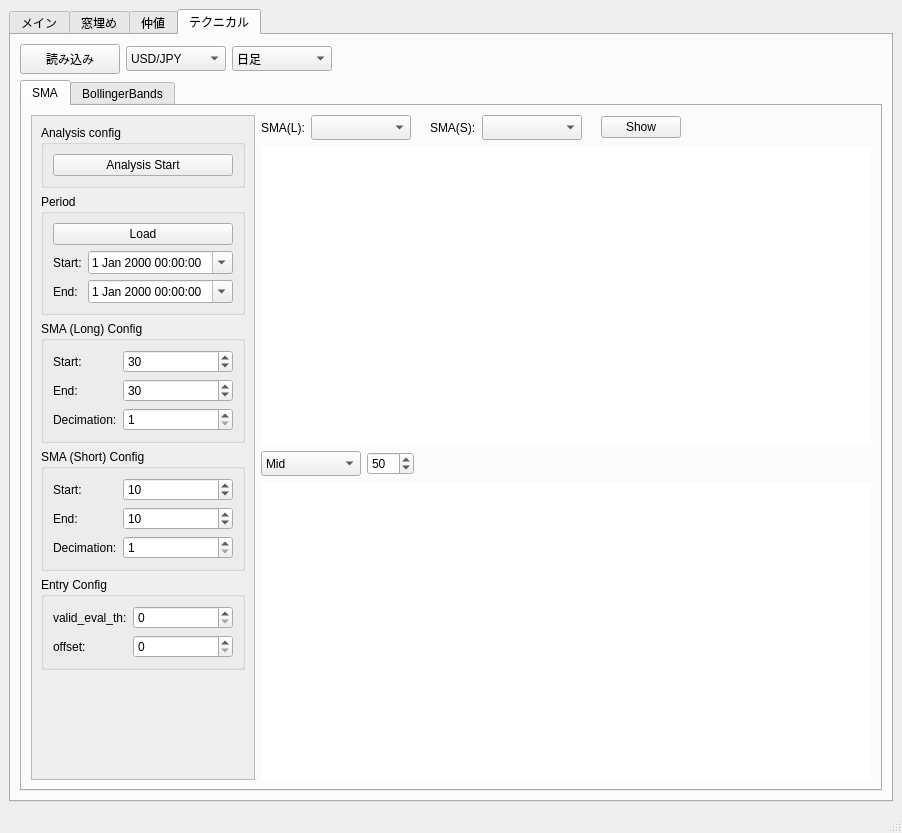
The window that trade_monitor/trade_monitor/gui_monitor.ui (takkin-takilog/namake-trader) describes before a commit, drawn with Qt 5.
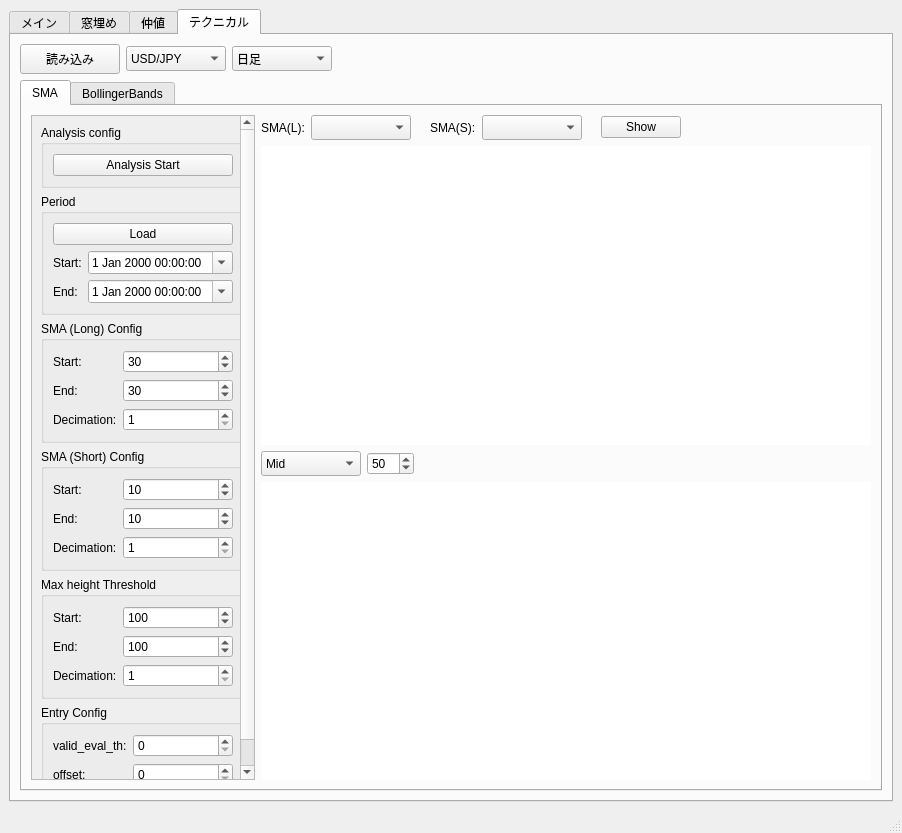
The same window after the commit.

Commit message: [add]plofit_th

Diff of the .ui file:
```diff
--- a/trade_monitor/trade_monitor/gui_monitor.ui
+++ b/trade_monitor/trade_monitor/gui_monitor.ui
@@ -611,9 +611,9 @@
                  <property name="geometry">
                   <rect>
                    <x>0</x>
-                   <y>0</y>
+                   <y>-136</y>
                    <width>238</width>
-                   <height>624</height>
+                   <height>760</height>
                   </rect>
                  </property>
                  <layout class="QVBoxLayout" name="verticalLayout_8">
@@ -905,6 +905,114 @@
                     </layout>
                    </widget>
                   </item>
+                  <item>
+                   <widget class="QGroupBox" name="groupBox_14">
+                    <property name="sizePolicy">
+                     <sizepolicy hsizetype="Preferred" vsizetype="Maximum">
+                      <horstretch>0</horstretch>
+                      <verstretch>0</verstretch>
+                     </sizepolicy>
+                    </property>
+                    <property name="title">
+                     <string>Max height Threshold</string>
+                    </property>
+                    <layout class="QGridLayout" name="gridLayout_14">
+                     <item row="1" column="0">
+                      <widget class="QLabel" name="label_24">
+                       <property name="sizePolicy">
+                        <sizepolicy hsizetype="Maximum" vsizetype="Preferred">
+                         <horstretch>0</horstretch>
+                         <verstretch>0</verstretch>
+                        </sizepolicy>
+                       </property>
+                       <property name="text">
+                        <string>End:</string>
+                       </property>
+                      </widget>
+                     </item>
+                     <item row="2" column="0">
+                      <widget class="QLabel" name="label_32">
+                       <property name="sizePolicy">
+                        <sizepolicy hsizetype="Maximum" vsizetype="Preferred">
+                         <horstretch>0</horstretch>
+                         <verstretch>0</verstretch>
+                        </sizepolicy>
+                       </property>
+                       <property name="text">
+                        <string>Decimation:</string>
+                       </property>
+                      </widget>
+                     </item>
+                     <item row="2" column="1">
+                      <widget class="QSpinBox" name="spinBox_TechSma_PlThDeci">
+                       <property name="sizePolicy">
+                        <sizepolicy hsizetype="Preferred" vsizetype="Preferred">
+                         <horstretch>0</horstretch>
+                         <verstretch>0</verstretch>
+                        </sizepolicy>
+                       </property>
+                       <property name="minimum">
+                        <number>1</number>
+                       </property>
+                       <property name="maximum">
+                        <number>999</number>
+                       </property>
+                      </widget>
+                     </item>
+                     <item row="0" column="1">
+                      <widget class="QSpinBox" name="spinBox_TechSma_PlThStr">
+                       <property name="sizePolicy">
+                        <sizepolicy hsizetype="Preferred" vsizetype="Preferred">
+                         <horstretch>0</horstretch>
+                         <verstretch>0</verstretch>
+                        </sizepolicy>
+                       </property>
+                       <property name="minimum">
+                        <number>1</number>
+                       </property>
+                       <property name="maximum">
+                        <number>9999</number>
+                       </property>
+                       <property name="value">
+                        <number>100</number>
+                       </property>
+                      </widget>
+                     </item>
+                     <item row="0" column="0">
+                      <widget class="QLabel" name="label_33">
+                       <property name="sizePolicy">
+                        <sizepolicy hsizetype="Maximum" vsizetype="Preferred">
+                         <horstretch>0</horstretch>
+                         <verstretch>0</verstretch>
+                        </sizepolicy>
+                       </property>
+                       <property name="text">
+                        <string>Start:</string>
+                       </property>
+                      </widget>
+                     </item>
+                     <item row="1" column="1">
+                      <widget class="QSpinBox" name="spinBox_TechSma_PlThEnd">
+                       <property name="sizePolicy">
+                        <sizepolicy hsizetype="Preferred" vsizetype="Preferred">
+                         <horstretch>0</horstretch>
+                         <verstretch>0</verstretch>
+                        </sizepolicy>
+                       </property>
+                       <property name="minimum">
+                        <number>1</number>
+                       </property>
+                       <property name="maximum">
+                        <number>9999</number>
+                       </property>
+                       <property name="value">
+                        <number>100</number>
+                       </property>
+                      </widget>
+                     </item>
+                    </layout>
+                   </widget>
+                  </item>
                   <item>
                    <widget class="QGroupBox" name="groupBox_15">
                     <property name="sizePolicy">
```
Left out of the diff: 2 changed lines with no effect on the pictures. The commit also changes 1 other file.
